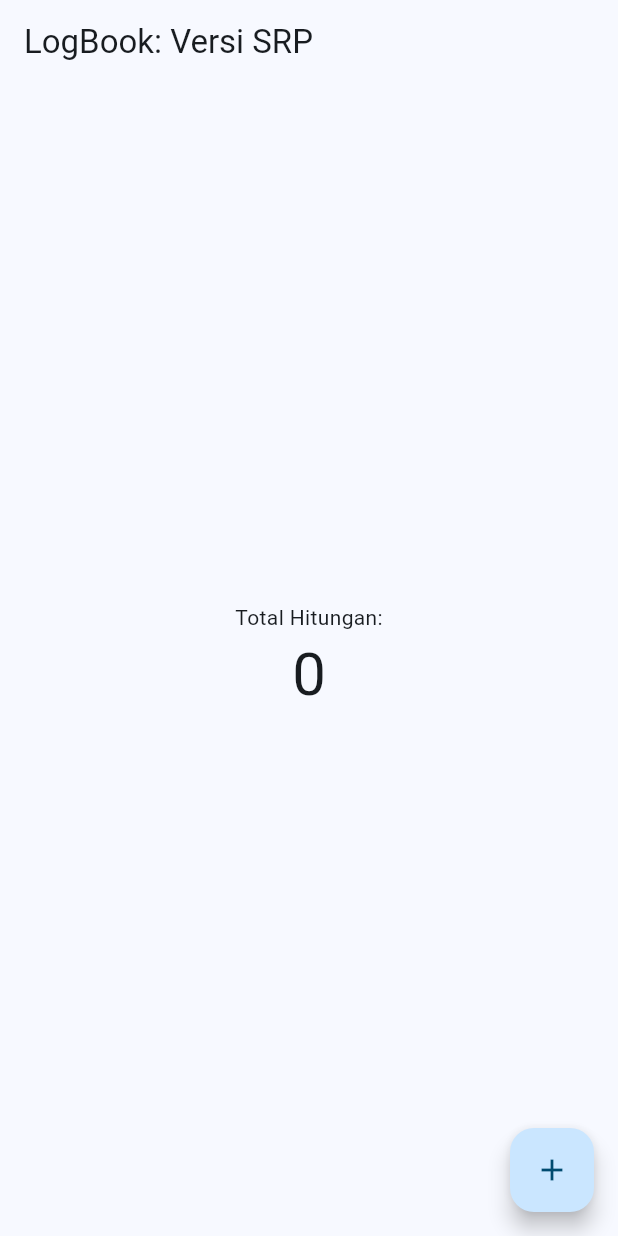
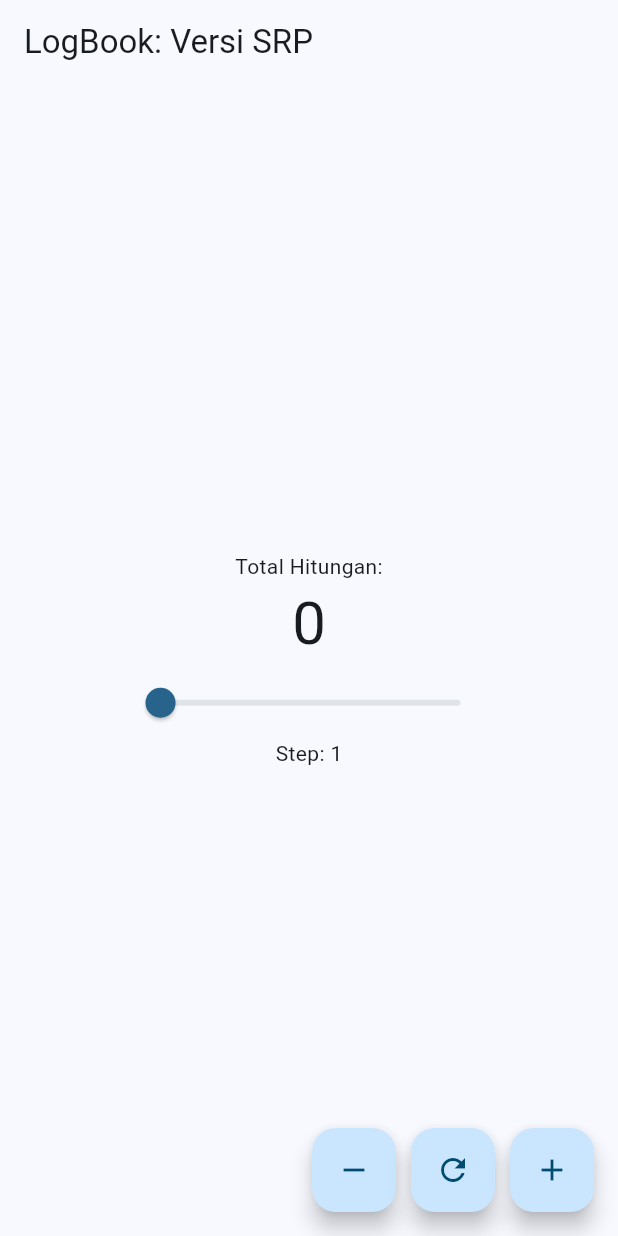
Before and after one commit to MaulIshak/logbook-app, a Flutter app: the screen it shows after launch, on a phone screen of 412 x 824 dp. Run offline on Flutter 3.47's test engine with Material 3 defaults, Android fonts, the phone set to English and light mode, and no system bars.

Commit message:
Add counter by step with slider and add counter history

```diff
--- a/lib/counter_controller.dart
+++ b/lib/counter_controller.dart
@@ -2,9 +2,20 @@ class CounterController {
   int _counter = 0; // Private
 
   int get value => _counter; // Getter
+  int step = 1;
+  List<String> histories = [];
 
+  void increment() {
+    _counter += step;
+    histories.add('+$_counter');
+  }
+  void decrement() {
+    if (_counter > 0) _counter-=step;
+    histories.add('-$_counter');
 
-  void increment() => _counter++;
-  void decrement() { if (_counter > 0) _counter--; }
-  void reset() => _counter = 0;
+  }
+  void reset() {
+    _counter = 0;
+    histories.add('reset');
+  }
 }
--- a/lib/counter_view.dart
+++ b/lib/counter_view.dart
@@ -23,13 +23,49 @@ class _CounterViewState extends State<CounterView> {
           children: [
             const Text("Total Hitungan:"),
             Text('${_controller.value}', style: const TextStyle(fontSize: 40)),
-          ],
+            SizedBox(
+              width: 250,
+              child: Slider(
+                value: _controller.step.toDouble(),
+                min: 0.0,
+                max: 100.0,
+                label: _controller.step.round().toString(),
+                onChanged: (double newValue) {
+                  setState(() {
+                    _controller.step = newValue.round();
+                  });
+                },
+              ),
+            ),
+            Text("Step: ${_controller.step}"),
+            for (String history in _controller.histories.reversed.take(5))
+              _counterHistory(history)
+          ]
         ),
       ),
-      floatingActionButton: FloatingActionButton(
-        onPressed: () => setState(() => _controller.increment()),
-        child: const Icon(Icons.add),
+      floatingActionButton: Row(
+        mainAxisAlignment: MainAxisAlignment.end,
+        spacing: 10,
+        children: [
+          FloatingActionButton(
+            onPressed: () => setState(() => _controller.decrement()),
+            child: const Icon(Icons.remove),
+          ),
+          FloatingActionButton(
+            onPressed: () => setState(() => _controller.reset()),
+            child: const Icon(Icons.refresh),
+          ),
+          FloatingActionButton(
+            onPressed: () => setState(() => _controller.increment()),
+            child: const Icon(Icons.add),
+          ),
+        ],
       ),
     );
   }
 }
+
+
+Widget _counterHistory(String history){
+  return Text(history);
+}
```
